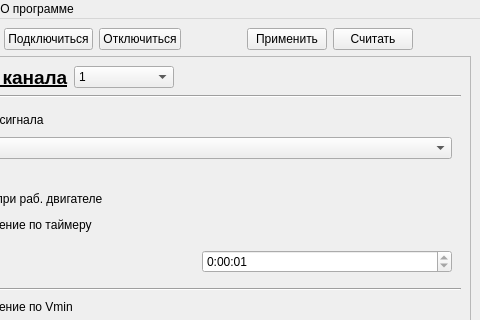
First picture: the form in mainwindow.ui, repository Trecer444/CBGUISettings, before the edit; both pictures show x 83 to 563 and y 0 to 320 of the 563 by 958 pixel window.
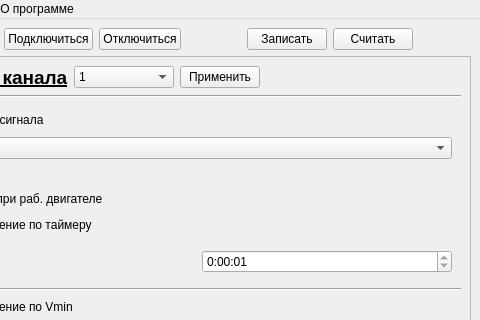
Second picture: the form after the edit.

Commit message: Доработан интерфейс и алгоритм отправки

What changed in the file:
```diff
--- a/mainwindow.ui
+++ b/mainwindow.ui
@@ -84,7 +84,7 @@
       <item>
        <widget class="QPushButton" name="pushButtonApply">
         <property name="text">
-         <string>Применить</string>
+         <string>Записать</string>
         </property>
        </widget>
       </item>
@@ -205,6 +205,13 @@
             </item>
            </widget>
           </item>
+          <item>
+           <widget class="QPushButton" name="pushButtonApply_2">
+            <property name="text">
+             <string>Применить</string>
+            </property>
+           </widget>
+          </item>
           <item>
            <spacer name="horizontalSpacer_3">
             <property name="orientation">
```
Left out of the diff: 2 changed lines with no effect on the pictures. The commit also changes 3 other files.
